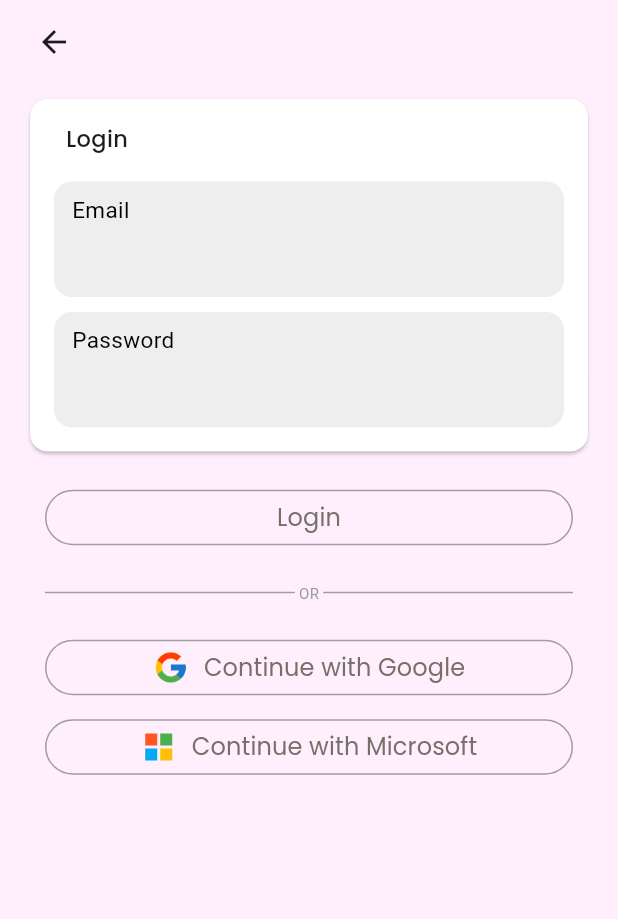
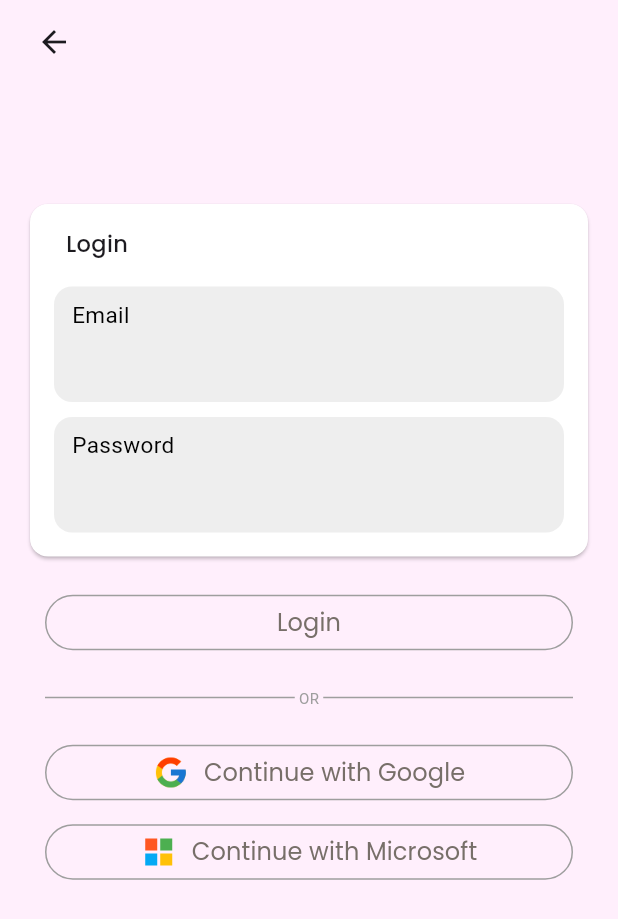
Before and after one commit to jiapanWei/voice_assistant, a Flutter app: the AuthScreen screen opened directly with empty values, on a phone screen of 412 x 824 dp. Shown: the top 919 px of the screen. Run offline on Flutter 3.47's test engine with Material 3 defaults, Android fonts, the phone set to English and light mode, and no system bars; our stand-ins replace cloud_firestore, envied, firebase_auth, firebase_core, google_fonts, google_sign_in and 4 more; missing offline and left inert: flutter_downloader, text_to_speech; accounts and stored records are empty; project files that could hold a hidden picture were left out.

Commit message:
Rename file name and folder, add customer spacing for login and signup

```diff
--- a/lib/main.dart
+++ b/lib/main.dart
@@ -1,12 +1,11 @@
 import 'package:flutter/material.dart';
-import 'package:voice_assistant/screens/login.dart';
+import 'package:voice_assistant/screens/start_screen.dart';
 import 'package:voice_assistant/screens/main_screen.dart';
 import 'package:flutter_downloader/flutter_downloader.dart';
 
 import 'firebase_options.dart';
 import 'package:firebase_core/firebase_core.dart';
 import 'package:firebase_auth/firebase_auth.dart';
-
 
 void main() async {
   WidgetsFlutterBinding.ensureInitialized();
--- a/lib/screens/authentication.dart
+++ b/lib/screens/authentications/auth_screen.dart
@@ -5,8 +5,8 @@ import 'package:cloud_firestore/cloud_firestore.dart';
 
 import 'package:voice_assistant/services/auth_service.dart';
 import 'package:voice_assistant/screens/main_screen.dart';
-import 'package:voice_assistant/screens/login.dart';
-import 'package:voice_assistant/screens/auth_sign_in_providers.dart';
+import 'package:voice_assistant/screens/start_screen.dart';
+import 'package:voice_assistant/screens/authentications/auth_sign_in_providers.dart';
 
 final _firebaseAuth = FirebaseAuth.instance;
 
@@ -61,7 +61,7 @@ class _AuthScreenState extends State<AuthScreen> {
     return Container(
       decoration: BoxDecoration(
         color: Colors.grey[200],
-        borderRadius: BorderRadius.circular(12), // Add border radius
+        borderRadius: BorderRadius.circular(12),
       ),
       child: Column(
         crossAxisAlignment: CrossAxisAlignment.start,
@@ -122,12 +122,12 @@ class _AuthScreenState extends State<AuthScreen> {
             await _firebaseAuth.createUserWithEmailAndPassword(
                 email: _inputEmail, password: _inputPassword);
 
-        // await FirebaseFirestore.instance
-        //     .collection('users')
-        //     .doc(userCredentials.user!.uid)
-        //     .set({
-        //   'username': _inputUsername,
-        // });
+        await FirebaseFirestore.instance
+            .collection('users')
+            .doc(userCredentials.user!.uid)
+            .set({
+          'username': _inputUsername,
+        });
 
         if (userCredentials.user != null) {
           Navigator.of(context).pushReplacement(
@@ -178,7 +178,7 @@ class _AuthScreenState extends State<AuthScreen> {
         child: Column(
           mainAxisAlignment: MainAxisAlignment.center,
           children: [
-            const SizedBox(height: 10),
+            _isLogin ? SizedBox(height: 80) : SizedBox(height: 50),
             Card(
               color: Colors.white,
               margin: const EdgeInsets.only(
@@ -196,9 +196,9 @@ class _AuthScreenState extends State<AuthScreen> {
                               const EdgeInsets.only(left: 8.0, bottom: 8.0),
                           child: Align(
                             alignment: Alignment.centerLeft,
-                            // Login/Register Text Lable
+                            // Login/Sign up Text Lable
                             child: Text(
-                              _isLogin ? 'Login' : 'Register',
+                              _isLogin ? 'Login' : 'Sign up',
                               style: GoogleFonts.poppins(
                                 fontSize: 15.0,
                                 fontWeight: FontWeight.w500,
@@ -257,8 +257,9 @@ class _AuthScreenState extends State<AuthScreen> {
               ),
             ),
 
-            // Login/Register button
+            // Login/Sign up button
             Container(
+              width: double.infinity,
               margin: const EdgeInsets.symmetric(horizontal: 30.0),
               child: OutlinedButton(
                 style: transparentButtonStyle(),
@@ -276,7 +277,7 @@ class _AuthScreenState extends State<AuthScreen> {
                   mainAxisAlignment: MainAxisAlignment.center,
                   children: [
                     Text(
-                      _isLogin ? 'Login' : 'Register',
+                      _isLogin ? 'Login' : 'Sign up',
                       style: buttonPoppinsFontStyle(),
                     ),
                   ],
--- a/lib/screens/login.dart
+++ b/lib/screens/start_screen.dart
@@ -1,8 +1,8 @@
 import 'package:flutter/material.dart';
 import 'package:google_fonts/google_fonts.dart';
-import 'package:voice_assistant/screens/authentication.dart';
+import 'package:voice_assistant/screens/authentications/auth_screen.dart';
 import 'package:voice_assistant/services/auth_service.dart';
-import 'package:voice_assistant/screens/auth_sign_in_providers.dart';
+import 'package:voice_assistant/screens/authentications/auth_sign_in_providers.dart';
 
 class LoginScreen extends StatelessWidget {
   // Style for the transparent buttons
@@ -85,7 +85,7 @@ class LoginScreen extends StatelessWidget {
                     mainAxisAlignment: MainAxisAlignment.center,
                     children: [
                       Text(
-                        'Register',
+                        'Sign up',
                         style: buttonPoppinsFontStyle(),
                       ),
                     ],
```
Also changed, not shown: lib/screens/main_screen.dart (+27 -11 lines), lib/screens/authentications/auth_sign_in_providers.dart (renamed from lib/screens/auth_sign_in_providers.dart).
